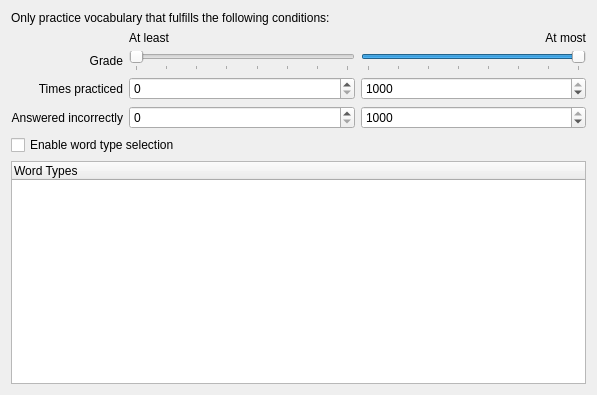
Old version of the form src/configure-practice/thresholdoptions.ui in the repository KDE/parley.
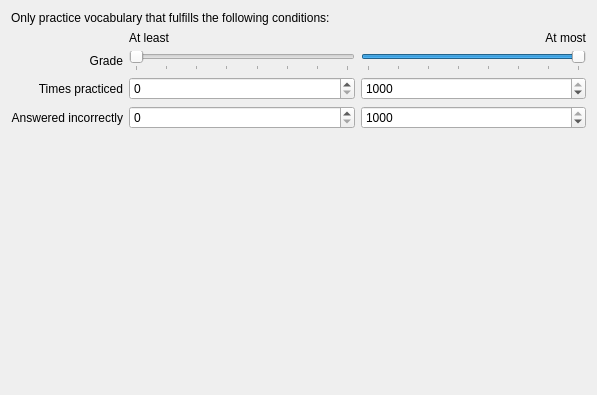
New version of the form. Custom widgets are drawn as their Qt base class.

Commit message:
remove ui for configuring word type selection for the practice
the code was disabled for about 2.5 years now and this feature wasn't implemented at all

```diff
--- a/src/configure-practice/thresholdoptions.ui
+++ b/src/configure-practice/thresholdoptions.ui
@@ -147,20 +147,17 @@
     </layout>
    </item>
    <item>
-    <widget class="QCheckBox" name="kcfg_WordTypesInPracticeEnabled" >
-     <property name="text" >
-      <string>Enable word type selection</string>
+    <spacer name="verticalSpacer">
+     <property name="orientation">
+      <enum>Qt::Vertical</enum>
      </property>
-    </widget>
-   </item>
-   <item>
-    <widget class="QTreeWidget" name="PracticeWordTypesTreeWidget" >
-     <column>
-      <property name="text" >
-       <string>Word Types</string>
-      </property>
-     </column>
-    </widget>
+     <property name="sizeHint" stdset="0">
+      <size>
+       <width>20</width>
+       <height>40</height>
+      </size>
+     </property>
+    </spacer>
    </item>
   </layout>
  </widget>
```
Left out of the diff: 115 changed lines with no effect on the pictures. The commit also changes 2 other files.
